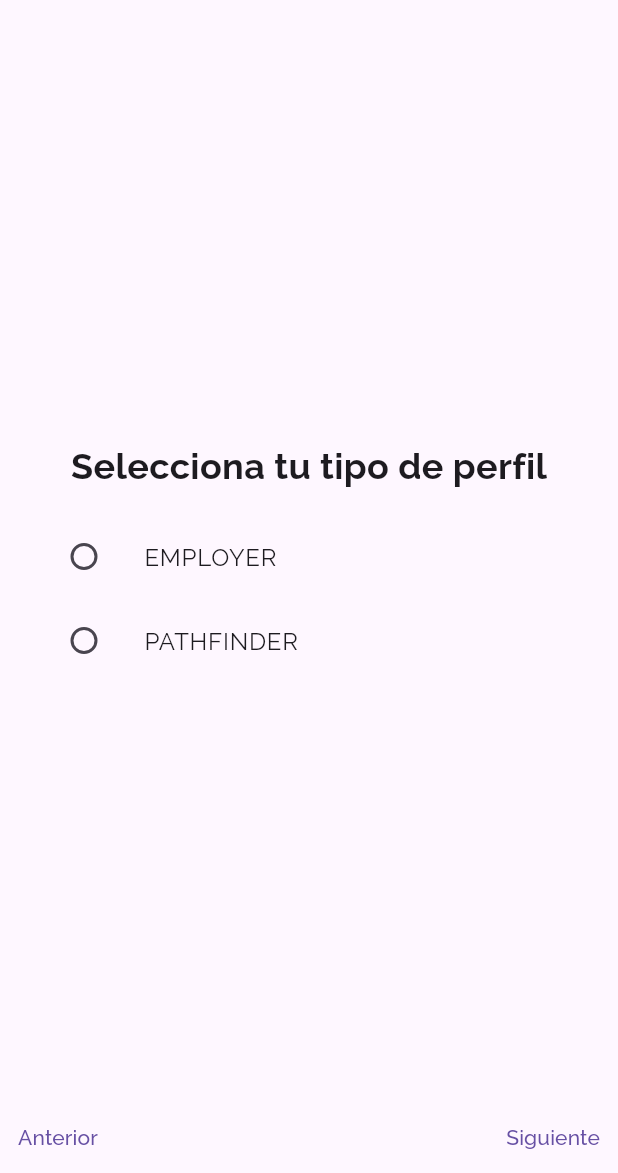
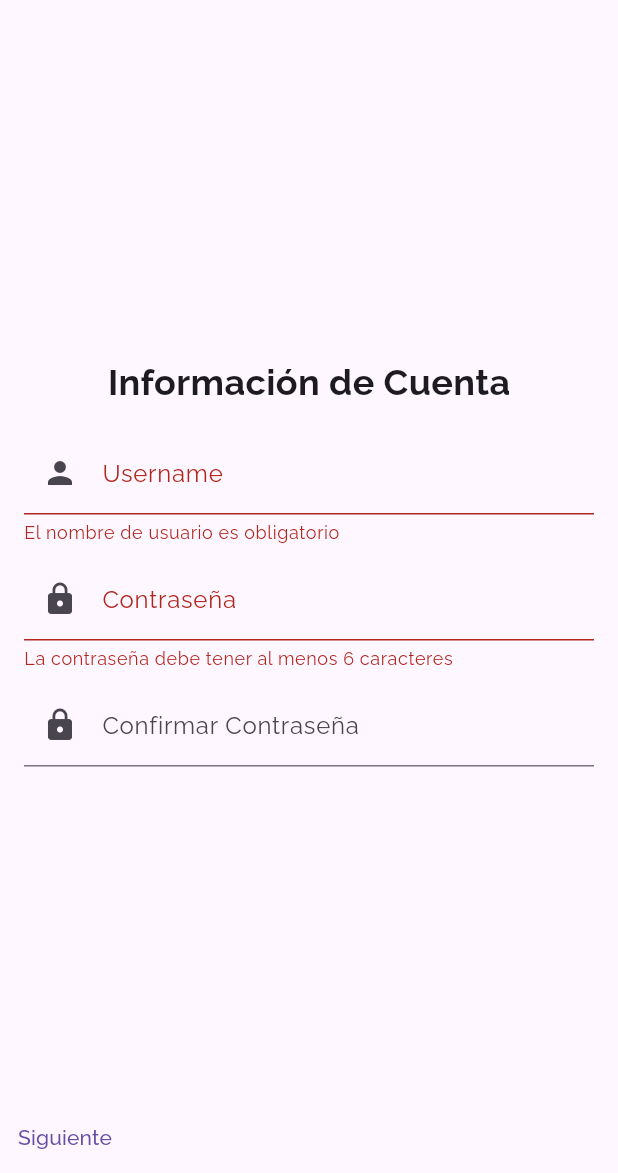
Before and after one commit to GRUPO-3-MOVILES/upc-pre-202402-cc-238-WV61-WeHaveAnIdea-Roademics, a Flutter app: the SignUpFlowPage screen opened by its route, after a tap on "Siguiente", on a phone screen of 412 x 824 dp, the part 63-1236 px from its top. Run offline on Flutter 3.47's test engine with Material 3 defaults, Android fonts, the phone set to English and light mode, and no system bars; our stand-ins replace flutter_bloc, flutter_secure_storage; accounts and stored records are empty.

Commit message:
feat: add services, login and main.dart

```diff
--- a/roademics/lib/data/ai_interaction/repository/ai_repository.dart
+++ b/roademics/lib/data/ai_interaction/repository/ai_repository.dart
@@ -6,9 +6,9 @@ import 'package:roademics/domain/ai_interaction/entities/ai_interaction.dart';
 class AIRepository {
   final AiService _aiService = AiService();
 
-  Future<GenericResource<AIInteraction>> SendPrompt(
+  Future<GenericResource<AIInteraction>> sendPrompt(
       {required String prompt}) async {
-    GenericResource<AiDto> result = await _aiService.SendPrompt(prompt: prompt);
+    GenericResource<AiDto> result = await _aiService.sendPrompt(prompt: prompt);
 
     if (result is Success) {
       return Success(result.data!.toAIInteraction());
--- a/roademics/lib/presentation/ai_interaction/bloc/sendprompt_bloc.dart
+++ b/roademics/lib/presentation/ai_interaction/bloc/sendprompt_bloc.dart
@@ -11,7 +11,7 @@ class SendPromptBloc extends Bloc<SendPromptEvent, SendPromptState> {
       emit(const SendPromptLoading());
 
       GenericResource<AIInteraction> result =
-          (await AIRepository().SendPrompt(prompt: event.prompt));
+          (await AIRepository().sendPrompt(prompt: event.prompt));
 
       if (result is Success) {
         emit(SendPromptSuccess(aiInteraction: result.data!));
--- a/roademics/lib/presentation/authentication/pages/login_page.dart
+++ b/roademics/lib/presentation/authentication/pages/login_page.dart
@@ -36,7 +36,7 @@ class _LoginPageState extends State<LoginPage> {
                   Navigator.pushReplacementNamed(
                     context,
                     '/home',
-                    arguments: state.user.id,
+                    arguments: {'key': UniqueKey(), 'userId': state.user.id},
                   );
                 } else if (state is LoginError) {
                   ScaffoldMessenger.of(context).showSnackBar(
--- a/roademics/lib/presentation/registration/pages/sign_up_flow.dart
+++ b/roademics/lib/presentation/registration/pages/sign_up_flow.dart
@@ -1,30 +1,21 @@
 import 'package:flutter/material.dart';
 import 'package:flutter_bloc/flutter_bloc.dart';
-import 'package:roademics/data/profile/remote/profile_request.dart';
-import 'package:roademics/data/registration/remote/regis_request.dart';
-import 'package:roademics/presentation/ai_interaction/bloc/sendprompt_bloc.dart';
-import 'package:roademics/presentation/authentication/bloc/login_bloc.dart';
-import 'package:roademics/presentation/authentication/bloc/login_event.dart';
-import 'package:roademics/presentation/authentication/bloc/login_state.dart';
 import 'package:roademics/presentation/profile/bloc/profile_bloc.dart';
 import 'package:roademics/presentation/profile/bloc/profile_event.dart';
-import 'package:roademics/presentation/profile/bloc/profile_state.dart';
 import 'package:roademics/presentation/registration/bloc/signup_bloc.dart';
 import 'package:roademics/presentation/registration/bloc/signup_event.dart';
 import 'package:roademics/presentation/registration/bloc/signup_state.dart';
-import 'package:roademics/presentation/roadmaps/bloc/get_bloc/get_roadmaps_bloc.dart';
-import 'package:roademics/presentation/roadmaps/bloc/post_bloc/create_roadmap_bloc.dart';
-import 'package:roademics/shared/presentation/pages/home_page.dart';
-import 'dart:developer' as developer;
+import 'package:roademics/presentation/authentication/bloc/login_bloc.dart';
+import 'package:roademics/shared/presentation/widgets/loading_widget.dart';
 
 class SignUpFlowPage extends StatefulWidget {
   const SignUpFlowPage({Key? key}) : super(key: key);
 
   @override
-  SignUpFlowPageState createState() => SignUpFlowPageState();
+  State<SignUpFlowPage> createState() => _SignUpFlowPageState();
 }
 
-class SignUpFlowPageState extends State<SignUpFlowPage> {
+class _SignUpFlowPageState extends State<SignUpFlowPage> {
   final PageController _pageController = PageController();
   final TextEditingController _usernameController = TextEditingController();
   final TextEditingController _passwordController = TextEditingController();
@@ -40,12 +31,9 @@ class SignUpFlowPageState extends State<SignUpFlowPage> {
   final TextEditingController _lastNameController = TextEditingController();
   final TextEditingController _biographyController = TextEditingController();
 
-  final DateTime _dateOfBirth = DateTime.now();
+  final GlobalKey<FormState> _formKey = GlobalKey<FormState>();
+  DateTime _dateOfBirth = DateTime.now();
   int _currentPage = 0;
-  bool _isPasswordHidden = true;
-  bool _isConfirmPasswordHidden = true;
-  String? _passwordError;
-
   String? _selectedProfileType;
 
   @override
@@ -67,23 +55,13 @@ class SignUpFlowPageState extends State<SignUpFlowPage> {
 
   void _nextPage() {
     if (_currentPage < 4) {
-      if (_currentPage == 0 &&
-          _passwordController.text != _confirmPasswordController.text) {
-        setState(() {
-          _passwordError = 'Las contraseñas no coinciden';
-        });
-      } else if (_currentPage == 1 && _selectedProfileType == null) {
-        ScaffoldMessenger.of(context).showSnackBar(
-          const SnackBar(content: Text('Debe seleccionar un tipo de perfil')),
-        );
-      } else {
+      if (_formKey.currentState?.validate() ?? false) {
         _pageController.nextPage(
           duration: const Duration(milliseconds: 300),
           curve: Curves.easeInOut,
         );
         setState(() {
           _currentPage++;
-          _passwordError = null;
         });
       }
     }
@@ -102,16 +80,35 @@ class SignUpFlowPageState extends State<SignUpFlowPage> {
   }
 
   void _completeSignUp() {
-    final signupBloc = context.read<SignupBloc>();
-    final profileBloc = context.read<ProfileBloc>();
-    final loginBloc = context.read<LoginBloc>();
-
-    final RegistrationRequest registrationRequest = RegistrationRequest(
+    if (_formKey.currentState?.validate() ?? false) {
+      context.read<SignupBloc>().add(
+            SignupSubmitted(
               username: _usernameController.text,
               password: _passwordController.text,
+            ),
           );
+    }
+  }
 
-    final ProfileRequest profileRequest = ProfileRequest(
+  @override
+  Widget build(BuildContext context) {
+    return MultiBlocProvider(
+      providers: [
+        BlocProvider(create: (_) => SignupBloc()),
+        BlocProvider(create: (_) => ProfileBloc()),
+        BlocProvider(create: (_) => LoginBloc()),
+      ],
+      child: Scaffold(
+        appBar: AppBar(
+          title: const Text("Roademics"),
+          centerTitle: true,
+        ),
+        body: SafeArea(
+          child: BlocConsumer<SignupBloc, SignupState>(
+            listener: (context, signupState) {
+              if (signupState is SignupSuccess) {
+                context.read<ProfileBloc>().add(
+                      CreateProfile(
                         city: _cityController.text,
                         state: _stateController.text,
                         country: _countryController.text,
@@ -120,116 +117,24 @@ class SignUpFlowPageState extends State<SignUpFlowPage> {
                         email: _emailController.text,
                         firstName: _firstNameController.text,
                         lastName: _lastNameController.text,
-      dateOfBirth: DateTime.parse(_dateOfBirth.toString()),
+                        dateOfBirth: _dateOfBirth,
                         biography: _biographyController.text,
                         profileType: _selectedProfileType!,
-    );
-
-    developer.log(
-        "SignUpFlowPage: Registering user: ${registrationRequest.username}");
-
-    signupBloc.add(SignupSubmitted(
-      username: registrationRequest.username,
-      password: registrationRequest.password,
-    ));
-
-    signupBloc.stream.listen((signupState) async {
-      if (signupState is SignupSuccess) {
-        developer.log(
-            "SignUpFlowPage: User registered successfully: ${signupState.user.username}");
-
-        developer.log(
-            "SignUpFlowPage: Starting profile creation for user: ${signupState.user.username}");
-        profileBloc.add(CreateProfile(
-          city: profileRequest.city,
-          state: profileRequest.state,
-          country: profileRequest.country,
-          zipCode: profileRequest.zipCode,
-          phoneNumber: profileRequest.phoneNumber,
-          email: profileRequest.email,
-          firstName: profileRequest.firstName,
-          lastName: profileRequest.lastName,
-          dateOfBirth: profileRequest.dateOfBirth,
-          biography: profileRequest.biography,
-          profileType: profileRequest.profileType,
-        ));
-
-        profileBloc.stream.listen((profileState) {
-          if (profileState is ProfileSuccess) {
-            developer.log(
-                "SignUpFlowPage: Profile created successfully for user: ${signupState.user.username}");
-
-            // Perform login after successful profile creation
-            loginBloc.add(LoginSubmitted(
-              username: registrationRequest.username,
-              password: registrationRequest.password,
-            ));
-
-            loginBloc.stream.listen((loginState) {
-              if (loginState is LoginSuccess) {
-                developer.log(
-                    "SignUpFlowPage: User logged in successfully: ${loginState.user.username} with this token: ${loginState.user.token}");
-
-                Navigator.pushReplacement(
-                  context,
-                  MaterialPageRoute(
-                    builder: (context) => MultiBlocProvider(
-                      providers: [
-                        BlocProvider<GetRoadmapsBloc>(
-                          create: (_) => GetRoadmapsBloc(),
-                        ),
-                        BlocProvider<SendPromptBloc>(
-                          create: (_) => SendPromptBloc(),
-                        ),
-                        BlocProvider<CreateRoadmapBloc>(
-                          create: (_) => CreateRoadmapBloc(),
-                        ),
-                      ],
-                      child: HomePage(userId: loginState.user.id),
-                    ),
                       ),
                     );
-              } else if (loginState is LoginError) {
-                developer
-                    .log("SignUpFlowPage: Login failed: ${loginState.message}");
-                ScaffoldMessenger.of(context).showSnackBar(
-                  SnackBar(content: Text(loginState.message)),
-                );
-              }
-            });
-          } else if (profileState is ProfileError) {
-            developer.log(
-                "SignUpFlowPage: Profile creation failed: ${profileState.message}");
-            if (mounted) {
-              ScaffoldMessenger.of(context).showSnackBar(
-                SnackBar(content: Text(profileState.message)),
-              );
-            }
-          }
-        });
               } else if (signupState is SignupError) {
-        developer.log(
-            "SignUpFlowPage: User registration failed: ${signupState.message}");
                 ScaffoldMessenger.of(context).showSnackBar(
                   SnackBar(content: Text(signupState.message)),
                 );
               }
-    });
+            },
+            builder: (context, signupState) {
+              if (signupState is SignupLoading) {
+                return const LoadingWidget();
               }
 
-  @override
-  Widget build(BuildContext context) {
-    return MultiBlocProvider(
-      providers: [
-        BlocProvider(create: (_) => SignupBloc()),
-        BlocProvider(create: (_) => ProfileBloc()),
-      ],
-      child: Scaffold(
-        appBar: AppBar(
-          title: const Text("Roademics"),
-          centerTitle: true,
-        ),
-        body: SafeArea(
+              return Form(
+                key: _formKey,
                 child: Column(
                   children: [
                     Expanded(
@@ -267,6 +172,9 @@ class SignUpFlowPageState extends State<SignUpFlowPage> {
                     ),
                   ],
                 ),
+              );
+            },
+          ),
         ),
       ),
     );
@@ -278,52 +186,53 @@ class SignUpFlowPageState extends State<SignUpFlowPage> {
       child: Column(
         mainAxisAlignment: MainAxisAlignment.center,
         children: [
-          const Text("Información de Cuenta",
-              style: TextStyle(fontSize: 24, fontWeight: FontWeight.bold)),
+          const Text(
+            "Información de Cuenta",
+            style: TextStyle(fontSize: 24, fontWeight: FontWeight.bold),
+          ),
           const SizedBox(height: 16),
-          TextField(
+          TextFormField(
             controller: _usernameController,
             decoration: const InputDecoration(
-                  labelText: 'Username', prefixIcon: Icon(Icons.person_add))),
-          const SizedBox(height: 8),
-          TextField(
-            controller: _passwordController,
-            obscureText: _isPasswordHidden,
-            decoration: InputDecoration(
-              prefixIcon: const Icon(Icons.lock),
-              labelText: 'Contraseña',
-              errorText: _passwordError,
-              suffixIcon: IconButton(
-                icon: Icon(_isPasswordHidden
-                    ? Icons.visibility_off
-                    : Icons.visibility),
-                onPressed: () {
-                  setState(() {
-                    _isPasswordHidden = !_isPasswordHidden;
-                  });
+              labelText: 'Username',
+              prefixIcon: Icon(Icons.person),
+            ),
+            validator: (value) {
+              if (value == null || value.isEmpty) {
+                return 'El nombre de usuario es obligatorio';
+              }
+              return null;
             },
           ),
+          const SizedBox(height: 8),
+          TextFormField(
+            controller: _passwordController,
+            decoration: const InputDecoration(
+              labelText: 'Contraseña',
+              prefixIcon: Icon(Icons.lock),
             ),
+            obscureText: true,
+            validator: (value) {
+              if (value == null || value.length < 6) {
+                return 'La contraseña debe tener al menos 6 caracteres';
+              }
+              return null;
+            },
           ),
           const SizedBox(height: 8),
-          TextField(
+          TextFormField(
             controller: _confirmPasswordController,
-            obscureText: _isConfirmPasswordHidden,
-            decoration: InputDecoration(
-              prefixIcon: const Icon(Icons.lock),
-              labelText: 'Confirmación de Contraseña',
-              errorText: _passwordError,
-              suffixIcon: IconButton(
-                icon: Icon(_isConfirmPasswordHidden
-                    ? Icons.visibility_off
-                    : Icons.visibility),
-                onPressed: () {
-                  setState(() {
-                    _isConfirmPasswordHidden = !_isConfirmPasswordHidden;
-                  });
+            decoration: const InputDecoration(
+              labelText: 'Confirmar Contraseña',
+              prefixIcon: Icon(Icons.lock),
+            ),
+            obscureText: true,
+            validator: (value) {
+              if (value != _passwordController.text) {
+                return 'Las contraseñas no coinciden';
+              }
+              return null;
             },
-              ),
-            ),
           ),
         ],
       ),
@@ -336,8 +245,10 @@ class SignUpFlowPageState extends State<SignUpFlowPage> {
       child: Column(
         mainAxisAlignment: MainAxisAlignment.center,
         children: [
-          const Text("Selecciona tu tipo de perfil",
-              style: TextStyle(fontSize: 24, fontWeight: FontWeight.bold)),
+          const Text(
+            "Selecciona tu tipo de perfil",
+            style: TextStyle(fontSize: 24, fontWeight: FontWeight.bold),
+          ),
           const SizedBox(height: 16),
           ListTile(
             title: const Text('EMPLOYER'),
@@ -361,6 +272,51 @@ class SignUpFlowPageState extends State<SignUpFlowPage> {
                   _selectedProfileType = value;
                 });
               },
+            ),
+          ),
+        ],
+      ),
+    );
+  }
+
+  Widget _buildContactInfoPage() {
+    return Padding(
+      padding: const EdgeInsets.all(16.0),
+      child: Column(
+        mainAxisAlignment: MainAxisAlignment.center,
+        children: [
+          const Text(
+            "Información de Contacto",
+            style: TextStyle(fontSize: 24, fontWeight: FontWeight.bold),
+          ),
+          const SizedBox(height: 16),
+          TextFormField(
+            controller: _firstNameController,
+            decoration: const InputDecoration(
+              labelText: 'Nombre',
+              prefixIcon: Icon(Icons.person),
+            ),
+            validator: (value) {
+              if (value == null || value.isEmpty) {
+                return 'El nombre es obligatorio';
+              }
+              return null;
+            },
+          ),
+          const SizedBox(height: 8),
+          TextFormField(
+            controller: _lastNameController,
+            decoration: const InputDecoration(
+              labelText: 'Apellido',
+              prefixIcon: Icon(Icons.person),
+            ),
+          ),
+          const SizedBox(height: 8),
+          TextFormField(
+            controller: _emailController,
+            decoration: const InputDecoration(
+              labelText: 'Email',
+              prefixIcon: Icon(Icons.email),
             ),
           ),
         ],
@@ -408,45 +364,6 @@ class SignUpFlowPageState extends State<SignUpFlowPage> {
     );
   }
 
-  Widget _buildContactInfoPage() {
-    return Padding(
-      padding: const EdgeInsets.all(16.0),
-      child: Column(
-        mainAxisAlignment: MainAxisAlignment.center,
-        children: [
-          const Text(
-            "Información de Contacto",
-            style: TextStyle(fontSize: 24, fontWeight: FontWeight.bold),
-          ),
-          const SizedBox(height: 16),
-          TextField(
-            controller: _firstNameController,
-            decoration: const InputDecoration(
-                labelText: 'Nombre', prefixIcon: Icon(Icons.person)),
-          ),
-          const SizedBox(height: 16),
-          TextField(
-            controller: _lastNameController,
-            decoration: const InputDecoration(
-                labelText: 'Apellido', prefixIcon: Icon(Icons.person)),
-          ),
-          const SizedBox(height: 16),
-          TextField(
-            controller: _phoneNumberController,
-            decoration: const InputDecoration(
-                labelText: 'Teléfono', prefixIcon: Icon(Icons.phone)),
-          ),
-          const SizedBox(height: 8),
-          TextField(
-            controller: _emailController,
-            decoration: const InputDecoration(
-                labelText: 'E-mail', prefixIcon: Icon(Icons.email)),
-          ),
-        ],
-      ),
-    );
-  }
-
   Widget _buildBiographyPage() {
     return Padding(
       padding: const EdgeInsets.all(16.0),
--- a/roademics/lib/presentation/roadmaps/bloc/get_bloc/get_roadmaps_bloc.dart
+++ b/roademics/lib/presentation/roadmaps/bloc/get_bloc/get_roadmaps_bloc.dart
@@ -11,7 +11,7 @@ class GetRoadmapsBloc extends Bloc<GetRoadmapsEvent, GetRoadmapsState> {
       emit(const GetRoadmapsLoading());
 
       GenericResource<List<Roadmap>> result =
-          (await RoadmapRepository().getAllRoadmapsByUserId(event.ownerId));
+          await RoadmapRepository().getAllRoadmapsByUserId(event.ownerId);
 
       if (result is Success) {
         emit(GetRoadmapsSuccess(roadmaps: result.data!));
--- a/roademics/lib/presentation/roadmaps/bloc/post_bloc/create_roadmap_bloc.dart
+++ b/roademics/lib/presentation/roadmaps/bloc/post_bloc/create_roadmap_bloc.dart
@@ -10,13 +10,12 @@ class CreateRoadmapBloc extends Bloc<CreateRoadmapEvent, CreateRoadmapState> {
     on<RoadmapSubmitted>((event, emit) async {
       emit(const CreateRoadmapLoading());
 
-      GenericResource<Roadmap> result =
-          (await RoadmapRepository().createRoadmap(
+      GenericResource<Roadmap> result = await RoadmapRepository().createRoadmap(
         ownerId: event.ownerId,
         title: event.title,
         description: event.description,
         aiInteractionId: event.aiInteractionId,
-      ));
+      );
 
       if (result is Success) {
         emit(CreateRoadmapSuccess(roadmap: result.data!));
--- a/roademics/lib/shared/domain/token_storage.dart
+++ b/roademics/lib/shared/domain/token_storage.dart
@@ -8,13 +8,12 @@ class TokenStorage {
   static Future<void> saveToken(String token) async {
     final bearerToken = 'Bearer $token';
     await _storage.write(key: _keyToken, value: bearerToken);
+    developer.log("TokenStorage: Token saved: $bearerToken");
   }
 
   static Future<String?> getToken() async {
     final token = await _storage.read(key: _keyToken);
-    developer.log(
-      "TokenStorage: getToken() is $token",
-    );
+    developer.log("TokenStorage: getToken() is $token");
     return token;
   }
 
```
Also changed, not shown: roademics/lib/data/ai_interaction/remote/ai_service.dart (+24 -22 lines), roademics/lib/data/profile/remote/profile_service.dart (+28 -2 lines), roademics/lib/data/roadmaps/remote/roadmaps_service.dart (+61 -1 lines), roademics/lib/main.dart (+22 -38 lines), roademics/lib/shared/presentation/pages/home_page.dart (+25 -64 lines), roademics/lib/shared/presentation/widgets/loading_widget.dart (added, +10 -0 lines). Lines whose indentation alone changed are shown as unchanged.
